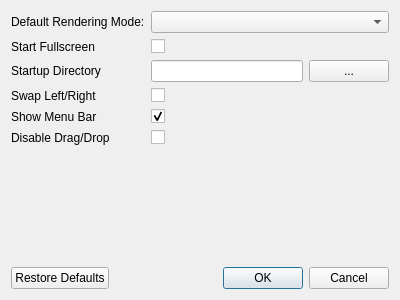
The window that forms/settingswindow.ui (chipgw/depthview) describes before a commit, drawn with Qt 5.
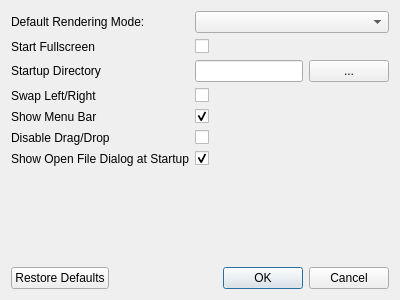
The same window after the commit. Icons and pictures are not drawn.

Commit message: added setting to enable/disable file dialog on startup.

The edit to the form file:
```diff
--- a/forms/settingswindow.ui
+++ b/forms/settingswindow.ui
@@ -111,6 +111,20 @@
      <item row="5" column="1">
       <widget class="QCheckBox" name="disableDragDropCheckBox"/>
      </item>
+     <item row="6" column="0">
+      <widget class="QLabel" name="fileDialogStartupLabel">
+       <property name="text">
+        <string>Show Open File Dialog at Startup</string>
+       </property>
+      </widget>
+     </item>
+     <item row="6" column="1">
+      <widget class="QCheckBox" name="fileDialogStartupCheckBox">
+       <property name="checked">
+        <bool>true</bool>
+       </property>
+      </widget>
+     </item>
     </layout>
    </item>
    <item>
```
The commit also changes 3 other files.
